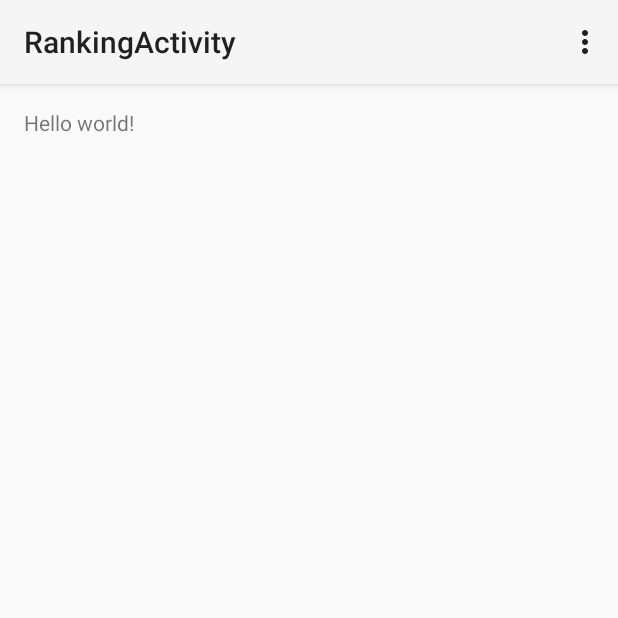
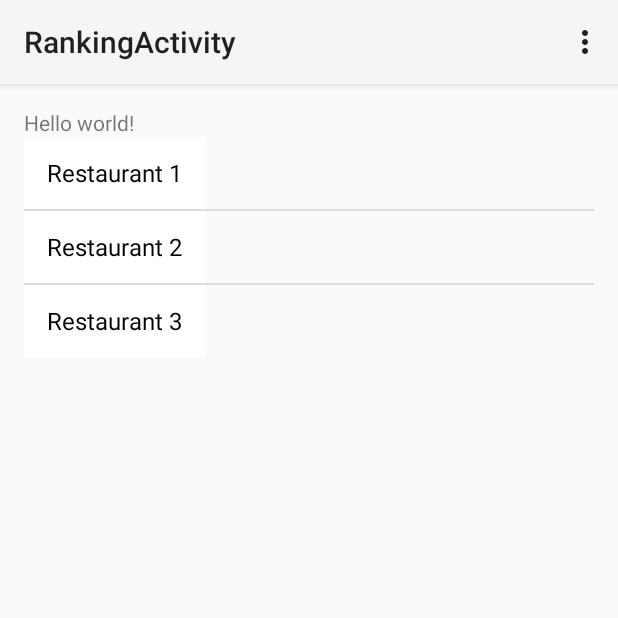
Before and after one commit to KateCatlin/Chowdown, an Android app: the RankingActivity screen opened directly, with no data from a screen before it, on a phone screen of 412 x 824 dp, the top half of it. Run offline under Robolectric (Android 15) with nearby library versions, the phone set to English and light mode, and no system bars.

Commit message:
dragging and dropping of restaurants working

```diff
--- a/app/src/main/java/com/example/chowdown/activities/RankingActivity.java
+++ b/app/src/main/java/com/example/chowdown/activities/RankingActivity.java
@@ -4,7 +4,13 @@ import android.app.Activity;
 import android.os.Bundle;
 import android.view.Menu;
 import android.view.MenuItem;
+import android.widget.ListView;
+
 import com.example.chowdown.R;
+import com.example.chowdown.adapters.StableArrayAdapter;
+import com.example.chowdown.views.DynamicListView;
+
+import java.util.ArrayList;
 
 public class RankingActivity extends Activity {
 
@@ -12,6 +18,18 @@ public class RankingActivity extends Activity {
     protected void onCreate(Bundle savedInstanceState) {
         super.onCreate(savedInstanceState);
         setContentView(R.layout.activity_ranking);
+
+        DynamicListView topRestaurantsListView = (DynamicListView) findViewById(R.id.ranked_restaurants_listview);
+
+        ArrayList<String> restaurants = new ArrayList<String>();
+        restaurants.add("Restaurant 1");
+        restaurants.add("Restaurant 2");
+        restaurants.add("Restaurant 3");
+        StableArrayAdapter adapter = new StableArrayAdapter(this, R.layout.list_item_restaurant, restaurants);
+
+        topRestaurantsListView.setCheeseList(restaurants);
+        topRestaurantsListView.setAdapter(adapter);
+        topRestaurantsListView.setChoiceMode(ListView.CHOICE_MODE_SINGLE);
     }
 
 
--- a/app/src/main/java/com/example/chowdown/views/Placeholder.java
+++ /dev/null
@@ -1,7 +0,0 @@
-package com.example.chowdown.views;
-
-/**
- * Created by mattlauer on 2014-11-03.
- */
-public class Placeholder {
-}
--- a/app/src/main/res/layout/activity_ranking.xml
+++ b/app/src/main/res/layout/activity_ranking.xml
@@ -8,9 +8,16 @@
     android:paddingBottom="@dimen/activity_vertical_margin"
     tools:context="com.example.chowdown.activities.RankingActivity">
 
-    <TextView
+    <TextView android:id="@+id/title_text_view"
         android:text="@string/hello_world"
         android:layout_width="wrap_content"
         android:layout_height="wrap_content" />
 
+    <com.example.chowdown.views.DynamicListView
+        android:id="@+id/ranked_restaurants_listview"
+        android:background="#0000"
+        android:layout_width="match_parent"
+        android:layout_height="wrap_content"
+        android:layout_below="@id/title_text_view" />
+
 </RelativeLayout>
--- /dev/null
+++ b/app/src/main/res/layout/list_item_restaurant.xml
@@ -0,0 +1,14 @@
+<?xml version="1.0" encoding="utf-8"?>
+
+
+    <TextView xmlns:android="http://schemas.android.com/apk/res/android"
+        android:layout_width="wrap_content"
+        android:layout_height="wrap_content"
+        android:text="I'm a restaurant!"
+        android:background="#FFF"
+        android:textSize="@dimen/list_text_size"
+        android:gravity="center_vertical"
+        android:paddingLeft="15dp"
+        android:paddingRight="15dp"
+        android:minHeight="@dimen/list_item_height"
+        android:textColor="#000000"/>
--- a/app/src/main/res/values/dimens.xml
+++ b/app/src/main/res/values/dimens.xml
@@ -2,4 +2,6 @@
     <!-- Default screen margins, per the Android Design guidelines. -->
     <dimen name="activity_horizontal_margin">16dp</dimen>
     <dimen name="activity_vertical_margin">16dp</dimen>
+    <dimen name="list_text_size">16sp</dimen>
+    <dimen name="list_item_height">48dip</dimen>
 </resources>
```
